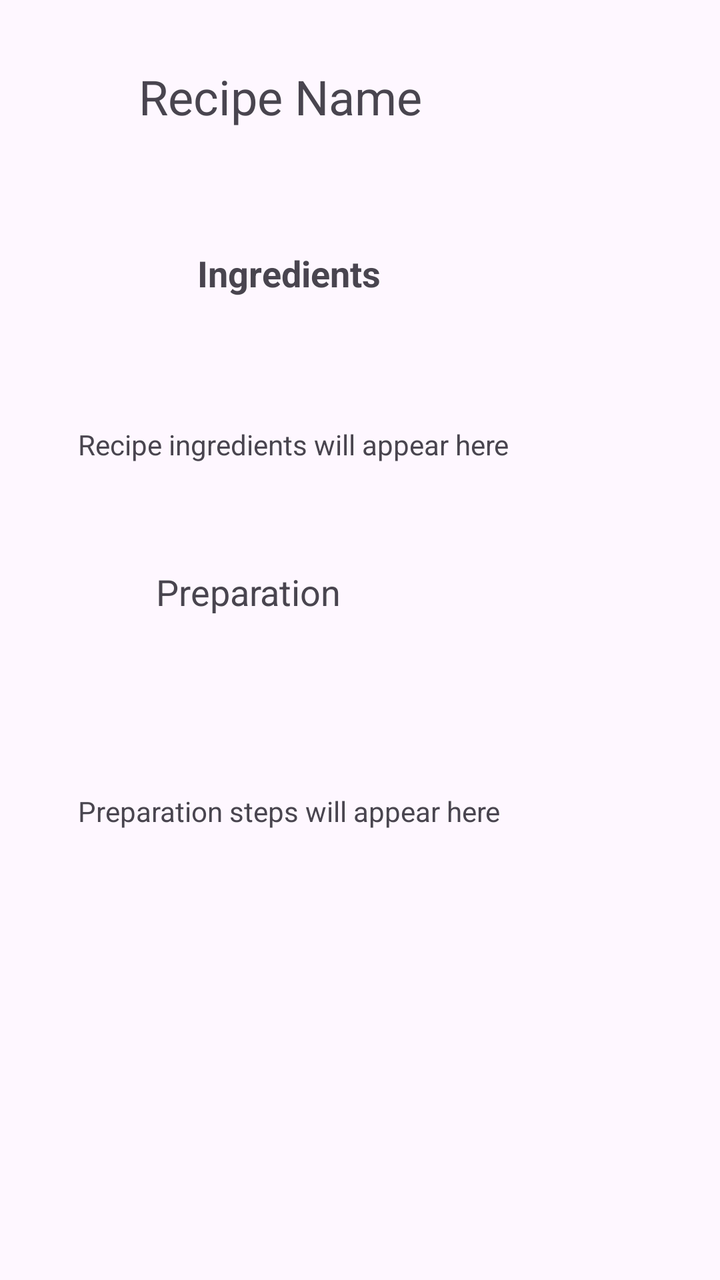
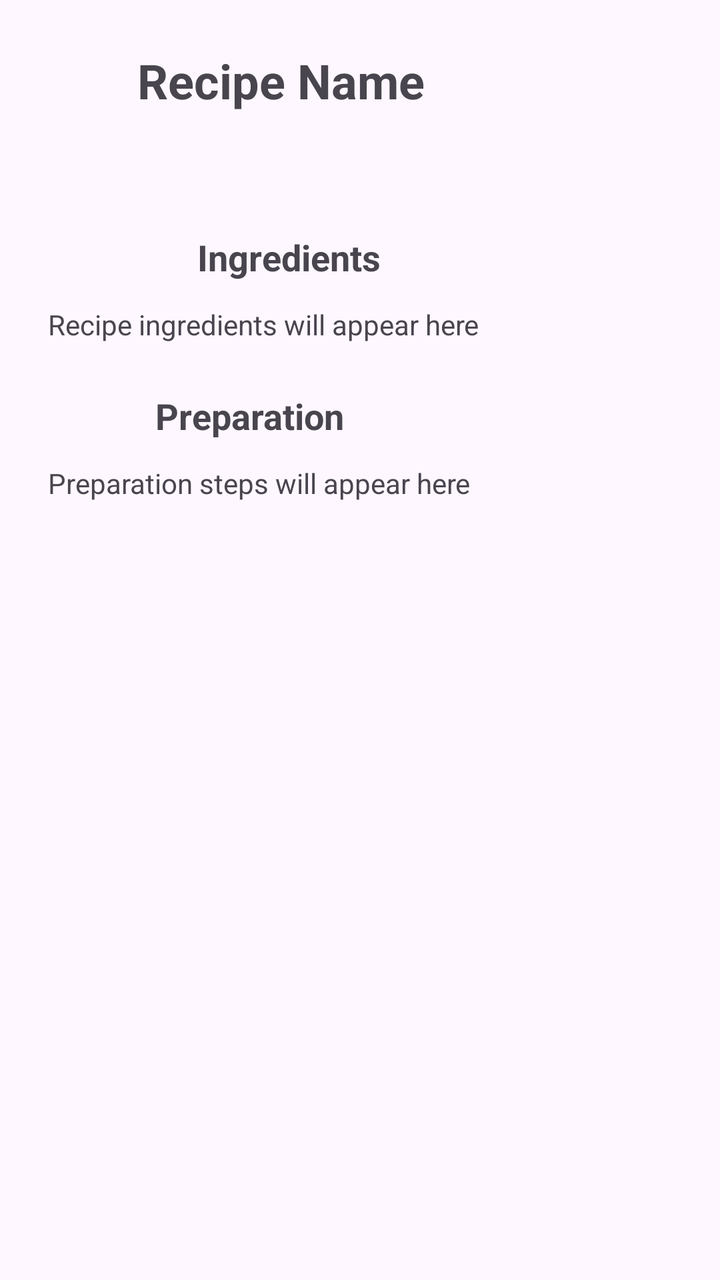

Two renders of the same Android screen: before a commit and after it. Below are the layout's source before the change and the commit's diff.
<!-- AndroidManifest.xml: application theme Theme.SmartPantryManager -->
<!-- res/layout/activity_recipe_detail.xml -->
<?xml version="1.0" encoding="utf-8"?>
<androidx.constraintlayout.widget.ConstraintLayout xmlns:android="http://schemas.android.com/apk/res/android"
    xmlns:app="http://schemas.android.com/apk/res-auto"
    xmlns:tools="http://schemas.android.com/tools"
    android:id="@+id/main"
    android:layout_width="match_parent"
    android:layout_height="match_parent"
    tools:context=".RecipeDetailActivity">

    <TextView
        android:id="@+id/txtRecipeDetailName"
        android:layout_width="wrap_content"
        android:layout_height="wrap_content"
        android:layout_marginTop="32dp"
        android:text="Recipe Name"
        android:textSize="24sp"
        app:layout_constraintEnd_toEndOf="parent"
        app:layout_constraintHorizontal_bias="0.318"
        app:layout_constraintStart_toStartOf="parent"
        app:layout_constraintTop_toTopOf="parent" />

    <TextView
        android:id="@+id/lblIngredients"
        android:layout_width="wrap_content"
        android:layout_height="wrap_content"
        android:layout_marginTop="60dp"
        android:text="Ingredients"
        android:textSize="18sp"
        android:textStyle="bold"
        app:layout_constraintEnd_toEndOf="parent"
        app:layout_constraintHorizontal_bias="0.368"
        app:layout_constraintStart_toStartOf="parent"
        app:layout_constraintTop_toBottomOf="@+id/txtRecipeDetailName" />

    <TextView
        android:id="@+id/txtRecipeIngredients"
        android:layout_width="wrap_content"
        android:layout_height="wrap_content"
        android:layout_marginTop="64dp"
        android:text="Recipe ingredients will appear here"
        app:layout_constraintEnd_toEndOf="parent"
        app:layout_constraintHorizontal_bias="0.27"
        app:layout_constraintStart_toStartOf="parent"
        app:layout_constraintTop_toBottomOf="@+id/lblIngredients" />

    <TextView
        android:id="@+id/lblPreparation"
        android:layout_width="wrap_content"
        android:layout_height="wrap_content"
        android:layout_marginTop="52dp"
        android:text="Preparation"
        android:textSize="18sp"
        app:layout_constraintEnd_toEndOf="parent"
        app:layout_constraintHorizontal_bias="0.292"
        app:layout_constraintStart_toStartOf="parent"
        app:layout_constraintTop_toBottomOf="@+id/txtRecipeIngredients" />

    <TextView
        android:id="@+id/txtRecipeSteps"
        android:layout_width="wrap_content"
        android:layout_height="wrap_content"
        android:layout_marginTop="88dp"
        android:text="Preparation steps will appear here"
        app:layout_constraintEnd_toEndOf="parent"
        app:layout_constraintHorizontal_bias="0.263"
        app:layout_constraintStart_toStartOf="parent"
        app:layout_constraintTop_toBottomOf="@+id/lblPreparation" />
</androidx.constraintlayout.widget.ConstraintLayout>
<!-- resources referenced by this layout -->
<resources>
  <style name="Theme.SmartPantryManager" parent="Base.Theme.SmartPantryManager" />
  <style name="Base.Theme.SmartPantryManager" parent="Theme.Material3.DayNight.NoActionBar">
          
          
      </style>
</resources>

<!-- the commit's change to res/layout/activity_recipe_detail.xml (unified diff, before → after) -->
@@ -11,9 +11,10 @@
         android:id="@+id/txtRecipeDetailName"
         android:layout_width="wrap_content"
         android:layout_height="wrap_content"
-        android:layout_marginTop="32dp"
-        android:text="Recipe Name"
+        android:layout_marginTop="24dp"
+        android:text="@string/recipe_name"
         android:textSize="24sp"
+        android:textStyle="bold"
         app:layout_constraintEnd_toEndOf="parent"
         app:layout_constraintHorizontal_bias="0.318"
         app:layout_constraintStart_toStartOf="parent"
@@ -24,7 +25,7 @@
         android:layout_width="wrap_content"
         android:layout_height="wrap_content"
         android:layout_marginTop="60dp"
-        android:text="Ingredients"
+        android:text="@string/ingredients"
         android:textSize="18sp"
         android:textStyle="bold"
         app:layout_constraintEnd_toEndOf="parent"
@@ -34,10 +35,12 @@
 
     <TextView
         android:id="@+id/txtRecipeIngredients"
-        android:layout_width="wrap_content"
+        android:layout_width="0dp"
         android:layout_height="wrap_content"
-        android:layout_marginTop="64dp"
-        android:text="Recipe ingredients will appear here"
+        android:layout_marginStart="24dp"
+        android:layout_marginTop="12dp"
+        android:layout_marginEnd="24dp"
+        android:text="@string/recipe_ingredients_placeholder"
         app:layout_constraintEnd_toEndOf="parent"
         app:layout_constraintHorizontal_bias="0.27"
         app:layout_constraintStart_toStartOf="parent"
@@ -47,9 +50,10 @@
         android:id="@+id/lblPreparation"
         android:layout_width="wrap_content"
         android:layout_height="wrap_content"
-        android:layout_marginTop="52dp"
-        android:text="Preparation"
+        android:layout_marginTop="24dp"
+        android:text="@string/preparation"
         android:textSize="18sp"
+        android:textStyle="bold"
         app:layout_constraintEnd_toEndOf="parent"
         app:layout_constraintHorizontal_bias="0.292"
         app:layout_constraintStart_toStartOf="parent"
@@ -57,10 +61,12 @@
 
     <TextView
         android:id="@+id/txtRecipeSteps"
-        android:layout_width="wrap_content"
+        android:layout_width="0dp"
         android:layout_height="wrap_content"
-        android:layout_marginTop="88dp"
-        android:text="Preparation steps will appear here"
+        android:layout_marginStart="24dp"
+        android:layout_marginTop="12dp"
+        android:layout_marginEnd="24dp"
+        android:text="@string/preparation_steps_placeholder"
         app:layout_constraintEnd_toEndOf="parent"
         app:layout_constraintHorizontal_bias="0.263"
         app:layout_constraintStart_toStartOf="parent"
<!-- resource entries referenced after the edit -->
@@ -1,5 +1,10 @@
 <!-- resources referenced by this layout -->
 <resources>
+  <string name="ingredients">Ingredients</string>
+  <string name="preparation">Preparation</string>
+  <string name="preparation_steps_placeholder">Preparation steps will appear here</string>
+  <string name="recipe_ingredients_placeholder">Recipe ingredients will appear here</string>
+  <string name="recipe_name">Recipe Name</string>
   <style name="Theme.SmartPantryManager" parent="Base.Theme.SmartPantryManager" />
   <style name="Base.Theme.SmartPantryManager" parent="Theme.Material3.DayNight.NoActionBar">
           
